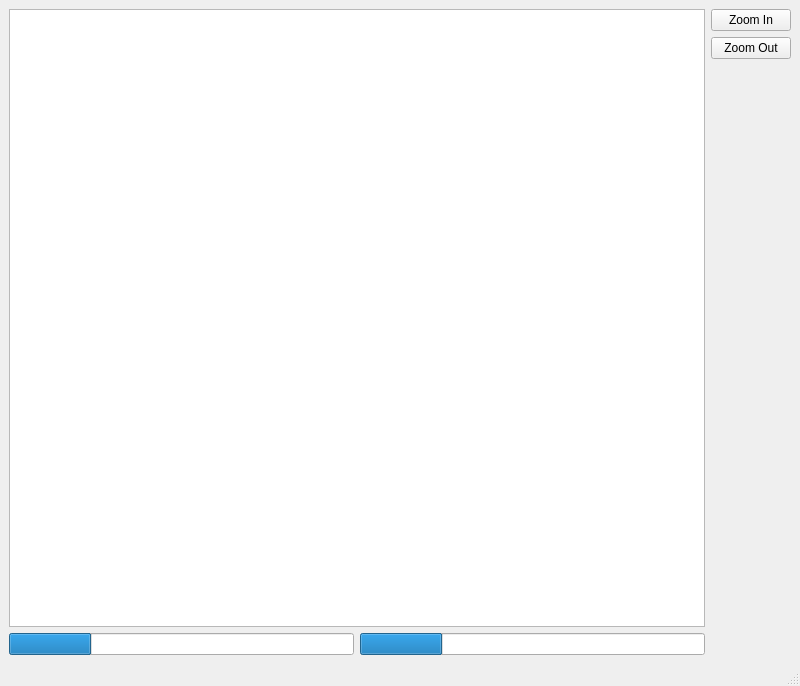
Qt form FinalProject/mainwindow.ui (woutlyen/Advanced-Programming-Techniques-Final-Project) before a commit.
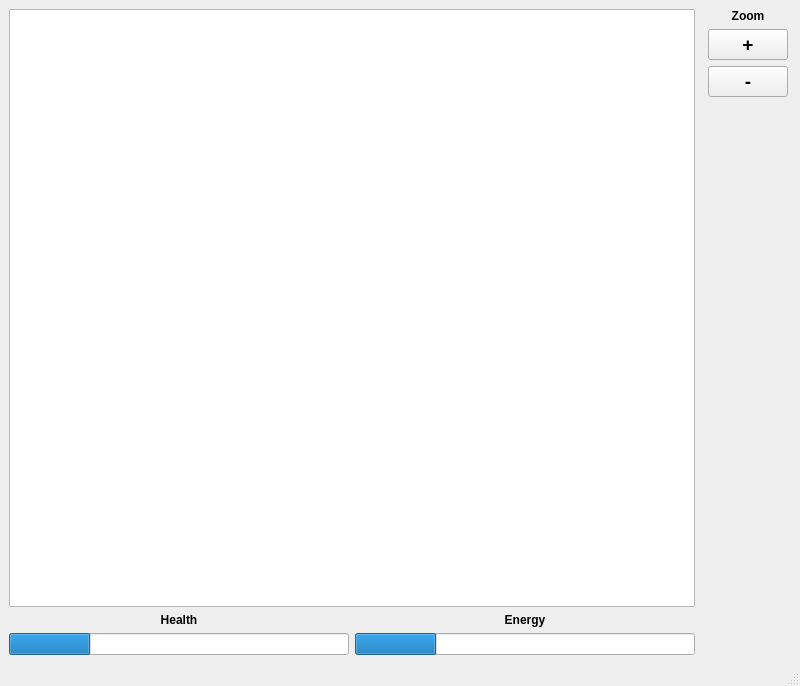
The same form after that commit.

Commit message: Updated design of zoom buttons

```diff
--- a/FinalProject/mainwindow.ui
+++ b/FinalProject/mainwindow.ui
@@ -38,6 +38,46 @@
           </property>
          </widget>
         </item>
+        <item>
+         <layout class="QHBoxLayout" name="horizontalLayout">
+          <item>
+           <widget class="QLabel" name="label_2">
+            <property name="font">
+             <font>
+              <bold>true</bold>
+             </font>
+            </property>
+            <property name="text">
+             <string>Health</string>
+            </property>
+            <property name="alignment">
+             <set>Qt::AlignmentFlag::AlignCenter</set>
+            </property>
+           </widget>
+          </item>
+          <item>
+           <widget class="QLabel" name="label">
+            <property name="font">
+             <font>
+              <bold>true</bold>
+             </font>
+            </property>
+            <property name="text">
+             <string>Energy</string>
+            </property>
+            <property name="textFormat">
+             <enum>Qt::TextFormat::AutoText</enum>
+            </property>
+            <property name="scaledContents">
+             <bool>false</bool>
+            </property>
+            <property name="alignment">
+             <set>Qt::AlignmentFlag::AlignCenter</set>
+            </property>
+           </widget>
+          </item>
+         </layout>
+        </item>
         <item>
          <layout class="QHBoxLayout" name="horizontalLayout_4">
           <item>
@@ -69,17 +109,50 @@
       </item>
       <item>
        <layout class="QVBoxLayout" name="verticalLayout">
+        <property name="leftMargin">
+         <number>7</number>
+        </property>
+        <property name="rightMargin">
+         <number>3</number>
+        </property>
         <item>
-         <widget class="QPushButton" name="pushButton_2">
+         <widget class="QLabel" name="label_3">
+          <property name="font">
+           <font>
+            <bold>true</bold>
+           </font>
+          </property>
           <property name="text">
-           <string>Zoom In</string>
+           <string>Zoom</string>
           </property>
+          <property name="alignment">
+           <set>Qt::AlignmentFlag::AlignCenter</set>
+          </property>
          </widget>
         </item>
         <item>
-         <widget class="QPushButton" name="pushButton">
+         <widget class="QPushButton" name="zoomIn">
+          <property name="font">
+           <font>
+            <pointsize>14</pointsize>
+            <bold>true</bold>
+           </font>
+          </property>
           <property name="text">
-           <string>Zoom Out</string>
+           <string>+</string>
+          </property>
+         </widget>
+        </item>
+        <item>
+         <widget class="QPushButton" name="zoomOut">
+          <property name="font">
+           <font>
+            <pointsize>14</pointsize>
+            <bold>true</bold>
+           </font>
+          </property>
+          <property name="text">
+           <string>-</string>
           </property>
          </widget>
         </item>
```
Left out of the diff: 6 changed lines with no effect on the pictures. The commit also changes 1 other file.
